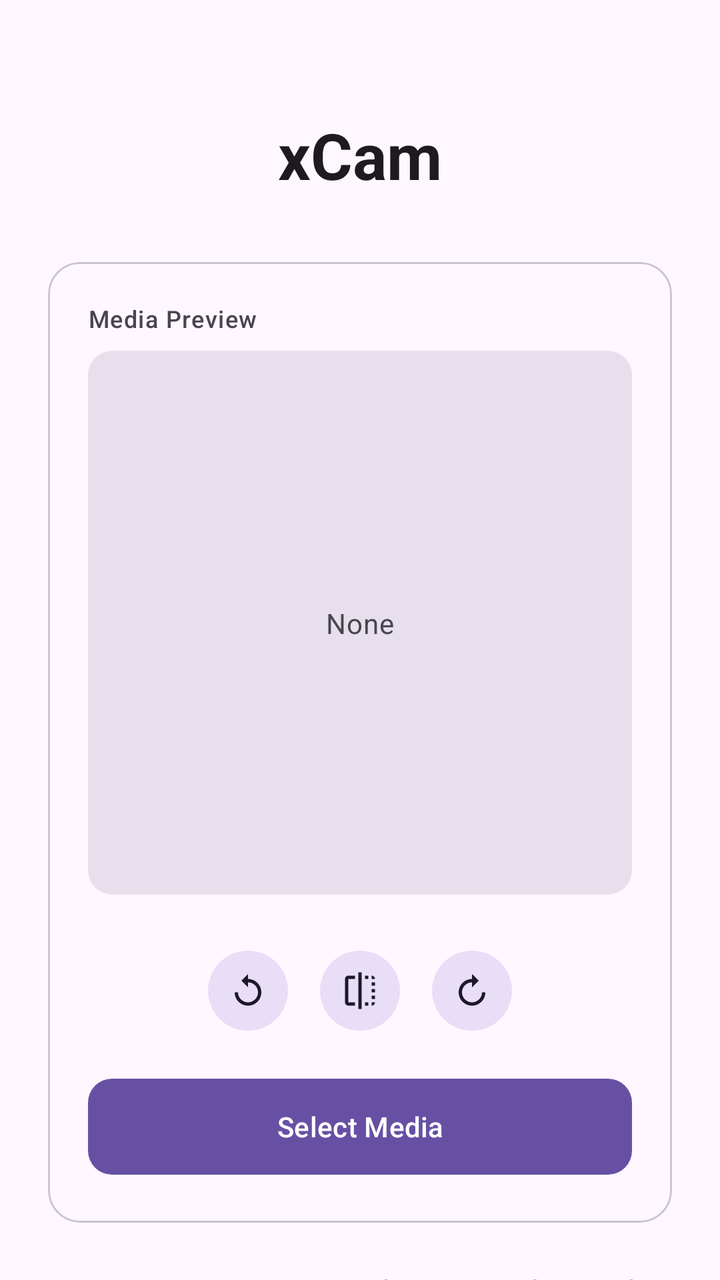
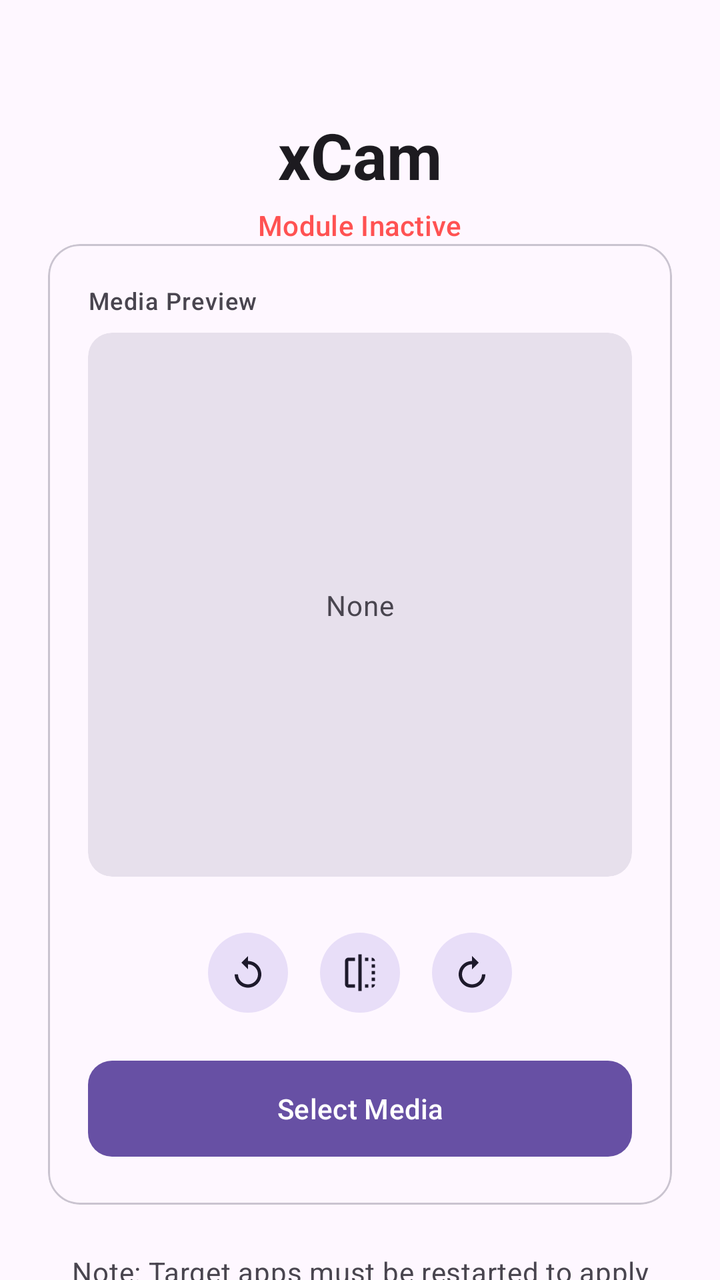

Compare the two renders of this Android layout. The source of the first and the diff that turns it into the second are given below.
<!-- AndroidManifest.xml: application theme Theme.xCam -->
<!-- res/layout/activity_main.xml -->
<?xml version="1.0" encoding="utf-8"?>
<androidx.core.widget.NestedScrollView xmlns:android="http://schemas.android.com/apk/res/android"
    xmlns:app="http://schemas.android.com/apk/res-auto"
    android:layout_width="match_parent"
    android:layout_height="match_parent"
    android:background="?attr/colorSurface">
    <LinearLayout
        android:id="@+id/main"
        android:layout_width="match_parent"
        android:layout_height="wrap_content"
        android:orientation="vertical"
        android:padding="24dp"
        android:gravity="center_horizontal">
        <TextView
            android:id="@+id/tv_title"
            android:layout_width="wrap_content"
            android:layout_height="wrap_content"
            android:layout_marginTop="32dp"
            android:layout_marginBottom="32dp"
            android:text="@string/title_manager"
            android:textAppearance="?attr/textAppearanceHeadlineLarge"
            android:textStyle="bold"
            android:textColor="?attr/colorOnSurface" />
        <com.google.android.material.card.MaterialCardView
            android:id="@+id/card_settings"
            android:layout_width="match_parent"
            android:layout_height="wrap_content"
            android:layout_marginBottom="24dp"
            app:cardCornerRadius="16dp"
            app:cardElevation="0dp"
            app:strokeWidth="1dp"
            app:strokeColor="?attr/colorOutlineVariant">
            <LinearLayout
                android:layout_width="match_parent"
                android:layout_height="wrap_content"
                android:orientation="vertical"
                android:padding="20dp">

                <TextView
                    android:layout_width="wrap_content"
                    android:layout_height="wrap_content"
                    android:text="@string/label_media_preview"
                    android:textAppearance="?attr/textAppearanceLabelMedium"
                    android:textColor="?attr/colorOnSurfaceVariant" />

                <com.google.android.material.card.MaterialCardView
                    android:layout_width="match_parent"
                    android:layout_height="wrap_content"
                    android:layout_marginTop="8dp"
                    android:layout_marginBottom="24dp"
                    app:cardCornerRadius="12dp"
                    app:cardBackgroundColor="?attr/colorSurfaceVariant"
                    app:cardElevation="0dp"
                    app:strokeWidth="0dp">
                    <androidx.constraintlayout.widget.ConstraintLayout
                        android:layout_width="match_parent"
                        android:layout_height="wrap_content">

                        <ImageView
                            android:id="@+id/iv_preview"
                            android:layout_width="0dp"
                            android:layout_height="0dp"
                            android:scaleType="centerCrop"
                            android:contentDescription="@string/desc_media_preview"
                            app:layout_constraintTop_toTopOf="parent"
                            app:layout_constraintBottom_toBottomOf="parent"
                            app:layout_constraintStart_toStartOf="parent"
                            app:layout_constraintEnd_toEndOf="parent"
                            app:layout_constraintDimensionRatio="1:1" />

                        <com.google.android.material.button.MaterialButton
                            android:id="@+id/btn_delete_media"
                            style="@style/Widget.Material3.Button.IconButton.Filled.Tonal"
                            android:layout_width="wrap_content"
                            android:layout_height="wrap_content"
                            android:layout_margin="8dp"
                            app:icon="@android:drawable/ic_menu_close_clear_cancel"
                            android:visibility="gone"
                            app:layout_constraintTop_toTopOf="parent"
                            app:layout_constraintEnd_toEndOf="parent" />

                        <TextView
                            android:id="@+id/tv_no_preview"
                            android:layout_width="wrap_content"
                            android:layout_height="wrap_content"
                            android:text="@string/label_none"
                            android:textAppearance="?attr/textAppearanceBodyMedium"
                            android:textColor="?attr/colorOnSurfaceVariant"
                            app:layout_constraintTop_toTopOf="parent"
                            app:layout_constraintBottom_toBottomOf="parent"
                            app:layout_constraintStart_toStartOf="parent"
                            app:layout_constraintEnd_toEndOf="parent" />

                    </androidx.constraintlayout.widget.ConstraintLayout>
                </com.google.android.material.card.MaterialCardView>

                <LinearLayout
                    android:layout_width="match_parent"
                    android:layout_height="wrap_content"
                    android:orientation="horizontal"
                    android:gravity="center"
                    android:paddingBottom="16dp">

                    <com.google.android.material.button.MaterialButton
                        android:id="@+id/btn_rotate_left"
                        style="@style/Widget.Material3.Button.IconButton.Filled.Tonal"
                        android:layout_width="wrap_content"
                        android:layout_height="wrap_content"
                        android:layout_marginEnd="8dp"
                        app:icon="@drawable/ic_rotate_left"
                        android:contentDescription="@string/desc_rotate_left" />

                    <com.google.android.material.button.MaterialButton
                        android:id="@+id/btn_mirror"
                        style="@style/Widget.Material3.Button.IconButton.Filled.Tonal"
                        android:layout_width="wrap_content"
                        android:layout_height="wrap_content"
                        android:layout_marginEnd="8dp"
                        app:icon="@drawable/ic_mirror"
                        android:contentDescription="@string/desc_mirror" />

                    <com.google.android.material.button.MaterialButton
                        android:id="@+id/btn_rotate_right"
                        style="@style/Widget.Material3.Button.IconButton.Filled.Tonal"
                        android:layout_width="wrap_content"
                        android:layout_height="wrap_content"
                        app:icon="@drawable/ic_rotate_right"
                        android:contentDescription="@string/desc_rotate_right" />
                </LinearLayout>

                <com.google.android.material.button.MaterialButton
                    android:id="@+id/btn_select_video"
                    android:layout_width="match_parent"
                    android:layout_height="56dp"
                    android:text="@string/btn_select_video"
                    android:textAllCaps="false"
                    app:cornerRadius="12dp" />
            </LinearLayout>
        </com.google.android.material.card.MaterialCardView>
        <TextView
            android:id="@+id/tv_note"
            android:layout_width="match_parent"
            android:layout_height="wrap_content"
            android:gravity="center"
            android:text="@string/note_restart"
            android:textAppearance="?attr/textAppearanceBodyMedium"
            android:textColor="?attr/colorOnSurfaceVariant" />
    </LinearLayout>
</androidx.core.widget.NestedScrollView>
<!-- resources referenced by this layout -->
<resources>
  <!-- drawable ic_mirror (drawable) -->
  <vector xmlns:android="http://schemas.android.com/apk/res/android"
      android:width="24dp"
      android:height="24dp"
      android:viewportWidth="24"
      android:viewportHeight="24">
      <path
          android:fillColor="?attr/colorControlNormal"
          android:pathData="M15,21h2v-2h-2v2zM19,9h2L21,7h-2v2zM3,5v14c0,1.1 0.9,2 2,2h4v-2L5,19L5,5h4L9,3L5,3c-1.1,0 -2,0.9 -2,2zM19,3v2h2c0,-1.1 -0.9,-2 -2,-2zM11,23h2L13,1h-2v22zM19,17h2v-2h-2v2zM15,5h2L17,3h-2v2zM19,13h2v-2h-2v2zM19,21c1.1,0 2,-0.9 2,-2h-2v2z" />
  </vector>
  <!-- drawable ic_rotate_left (drawable) -->
  <vector xmlns:android="http://schemas.android.com/apk/res/android"
      android:width="24dp"
      android:height="24dp"
      android:viewportWidth="24"
      android:viewportHeight="24">
      <path
          android:fillColor="?attr/colorControlNormal"
          android:pathData="M12,5V2L8,6l4,4V7c3.31,0 6,2.69 6,6 0,3.31 -2.69,6 -6,6 -3.31,0 -6,-2.69 -6,-6H4c0,4.42 3.58,8 8,8s8,-3.58 8,-8 -3.58,-8 -8,-8z" />
  </vector>
  <!-- drawable ic_rotate_right (drawable) -->
  <vector xmlns:android="http://schemas.android.com/apk/res/android"
      android:width="24dp"
      android:height="24dp"
      android:viewportWidth="24"
      android:viewportHeight="24">
      <path
          android:fillColor="?attr/colorControlNormal"
          android:pathData="M12,5V2l4,4 -4,4V7c-3.31,0 -6,2.69 -6,6 0,3.31 2.69,6 6,6 3.31,0 6,-2.69 6,-6h2c0,4.42 -3.58,8 -8,8s-8,-3.58 -8,-8 3.58,-8 8,-8z" />
  </vector>
  <string name="btn_select_video">Select Media</string>
  <string name="desc_media_preview">Media preview</string>
  <string name="desc_mirror">Mirror</string>
  <string name="desc_rotate_left">Rotate Left</string>
  <string name="desc_rotate_right">Rotate Right</string>
  <string name="label_media_preview">Media Preview</string>
  <string name="label_none">None</string>
  <string name="note_restart">Note: Target apps must be restarted to apply changes.</string>
  <string name="title_manager">xCam</string>
  <style name="Theme.xCam" parent="Theme.Material3.DayNight.NoActionBar">
          <item name="android:statusBarColor">@android:color/transparent</item>
          <item name="android:navigationBarColor">@android:color/transparent</item>
          <item name="android:windowLightStatusBar">true</item>
          <item name="android:windowLightNavigationBar">true</item>
      </style>
</resources>

<!-- the commit's change to res/layout/activity_main.xml (unified diff, before → after) -->
@@ -16,11 +16,32 @@
             android:layout_width="wrap_content"
             android:layout_height="wrap_content"
             android:layout_marginTop="32dp"
-            android:layout_marginBottom="32dp"
             android:text="@string/title_manager"
             android:textAppearance="?attr/textAppearanceHeadlineLarge"
             android:textStyle="bold"
             android:textColor="?attr/colorOnSurface" />
+
+        <TextView
+            android:id="@+id/tv_module_status"
+            android:layout_width="wrap_content"
+            android:layout_height="wrap_content"
+            android:layout_marginTop="4dp"
+            android:text="Module Inactive"
+            android:textAppearance="?attr/textAppearanceLabelLarge"
+            android:textColor="#FF5252" />
+
+        <LinearLayout
+            android:id="@+id/layout_scoped_apps"
+            android:layout_width="match_parent"
+            android:layout_height="wrap_content"
+            android:orientation="horizontal"
+            android:gravity="center"
+            android:layout_marginTop="8dp"
+            android:layout_marginBottom="24dp"
+            android:paddingHorizontal="16dp"
+            android:visibility="gone">
+            
+        </LinearLayout>
         <com.google.android.material.card.MaterialCardView
             android:id="@+id/card_settings"
             android:layout_width="match_parent"
